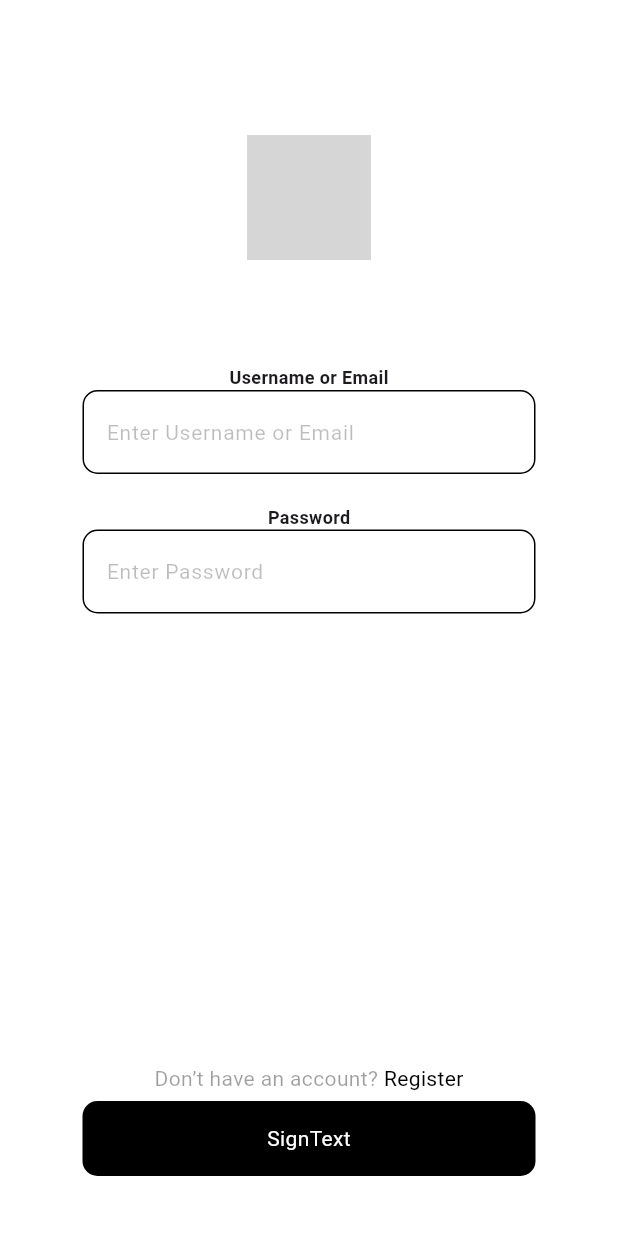
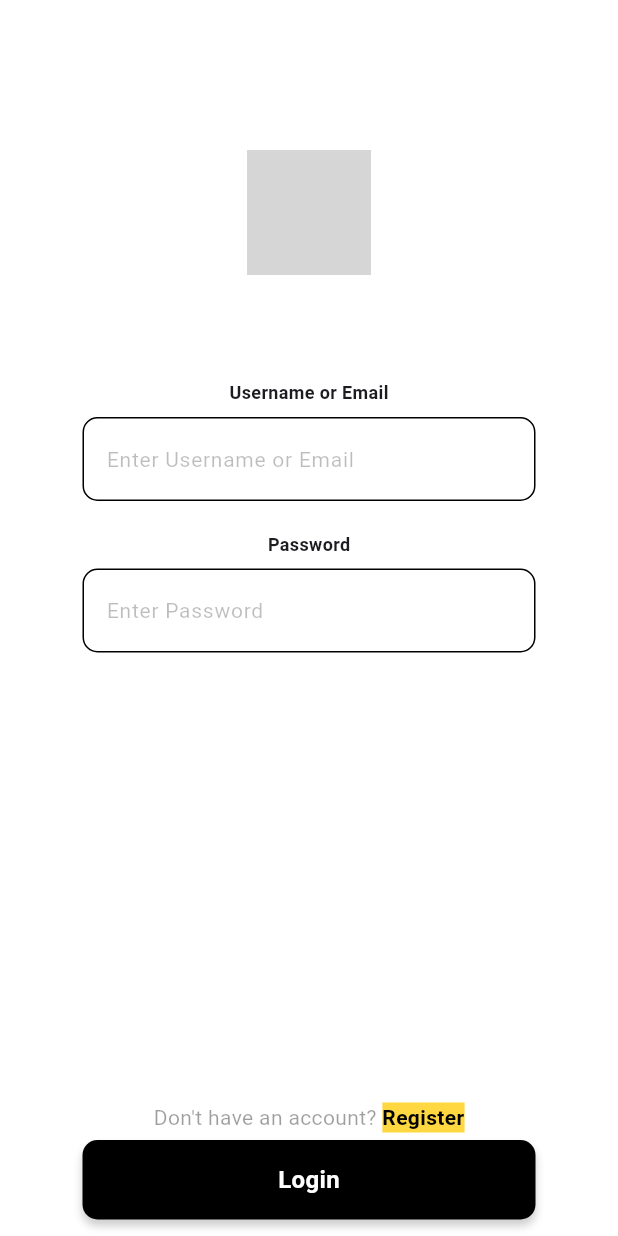
Before and after one commit to cxsx-9/Bechan, a Flutter app: the screen it shows after launch, on a phone screen of 412 x 824 dp. Run offline on Flutter 3.47's test engine with Material 3 defaults, Android fonts, the phone set to English and light mode, and no system bars; grey boxes are pictures that could not be loaded.

Commit message:
add another page

```diff
--- a/lib/pages/login_textfeild.dart
+++ b/lib/components/login_textfeild.dart
@@ -1,7 +1,8 @@
+// import 'package:http/http.dart' as http;
 import 'package:flutter/material.dart';
 
 class InputTextFeild extends StatelessWidget {
-  final controller;
+  final dynamic controller;
   final String infoText;
   final String hintText;
   final bool obscureText;
@@ -21,13 +22,14 @@ class InputTextFeild extends StatelessWidget {
       child: Column(
         children: [
           Text(
-            textAlign: TextAlign.left,
             style: const TextStyle(
               fontSize: 12,
-              fontWeight: FontWeight.w600
+              fontWeight: FontWeight.w600,
+              // backgroundColor: Colors.amberAccent,
               ),
             infoText
           ),
+          const SizedBox(height: 8,),
           TextField(
             controller: controller,
             obscureText: obscureText,
@@ -38,7 +40,7 @@ class InputTextFeild extends StatelessWidget {
               ),
               focusedBorder: const OutlineInputBorder(
                 borderRadius: BorderRadius.all(Radius.circular(10)),
-                borderSide: BorderSide(color: Colors.grey)
+                borderSide: BorderSide(color: Colors.black26)
               ),
               fillColor: Colors.white,
               filled: true,
--- /dev/null
+++ b/lib/components/submit_button.dart
@@ -0,0 +1,44 @@
+import 'package:flutter/material.dart';
+
+class SubmitButton extends StatelessWidget {
+  final Function()? onTap;
+  final String  btnText;
+  const SubmitButton({
+    super.key,
+    required this.onTap,
+    required this.btnText
+    });
+
+  @override
+  Widget build(BuildContext context) {
+    return GestureDetector(
+      onTap: onTap,
+      child: Container(
+        padding: const EdgeInsets.all(15),
+        margin: const EdgeInsets.symmetric(horizontal: 55),
+        decoration: BoxDecoration(
+          color : Colors.black,
+          borderRadius: const BorderRadius.all(Radius.circular(10)),
+          boxShadow: [
+            BoxShadow(
+              color: Colors.grey.withOpacity(0.5),
+              spreadRadius: 0,
+              blurRadius: 4,
+              offset: const Offset(0, 4),
+            ),
+          ],
+        ),
+        child: Center(
+          child:Text(
+            btnText,
+            style: const TextStyle(
+              fontWeight: FontWeight.bold,
+              fontSize: 16,
+              color: Colors.white
+              ),
+          ),
+        )
+      ),
+    );
+  }
+}
--- a/lib/main.dart
+++ b/lib/main.dart
@@ -11,6 +11,7 @@ class MyApp extends StatelessWidget {
   // This widget is the root of your application.
   @override
   Widget build(BuildContext context) {
+    WidgetsFlutterBinding.ensureInitialized(); // Required by FlutterConfig
     return MaterialApp(
       debugShowCheckedModeBanner: false,
       home: LoginPage(),
--- a/lib/pages/login_page.dart
+++ b/lib/pages/login_page.dart
@@ -1,5 +1,6 @@
-import 'package:bechan/pages/login_textfeild.dart';
-import 'package:bechan/pages/submit_button.dart';
+import 'package:bechan/components/login_textfeild.dart';
+import 'package:bechan/components/submit_button.dart';
+import 'package:bechan/pages/home_page.dart';
 import 'package:flutter/material.dart';
 
 class LoginPage extends StatelessWidget {
@@ -8,47 +9,80 @@ class LoginPage extends StatelessWidget {
   final usernameController = TextEditingController();
   final passwordController = TextEditingController();
 
-  void SignInUser(){}
+  void signInUser() {}
+  void registerUser() {}
 
   @override
   Widget build(BuildContext context) {
     return Scaffold(
       backgroundColor: Colors.white,
       body: SafeArea(
-        child: Center(
         child: Column(
           children: [
-
             // LOGO
-              const SizedBox(height: 90,),
+            const SizedBox(
+              height: 100,
+            ),
             Image.asset(
-                'Bechan_logo.png',
+              'Banche_logo.png',
               height: 83,
             ),
-              const SizedBox(height: 70,),
+            const SizedBox(
+              height: 70,
+            ),
 
             // TextFeild
-              InputTextFeild(controller: usernameController, infoText: "Username or Email", hintText: "Enter Username or Email", obscureText: false),
-              const SizedBox(height: 20,),
-              InputTextFeild(controller: passwordController, infoText: "Password", hintText: "Enter Password", obscureText: true),
-
+            InputTextFeild(
+                controller: usernameController,
+                infoText: "Username or Email",
+                hintText: "Enter Username or Email",
+                obscureText: false),
+            const SizedBox(
+              height: 20,
+            ),
+            InputTextFeild(
+                controller: passwordController,
+                infoText: "Password",
+                hintText: "Enter Password",
+                obscureText: true),
 
             // Register
-              const SizedBox(height: 300,),
-              const Row(
+            const SizedBox(
+              height: 300,
+            ),
+            Row(
               mainAxisAlignment: MainAxisAlignment.center,
               children: [
-                  Text("Don’t have an account? ", style: TextStyle(color: Colors.black38),),
-                  Text("Register", style: TextStyle(color: Colors.black),)
-
+                const Text(
+                  "Don't have an account? ",
+                  style: TextStyle(
+                    color: Colors.black38,
+                  ),
+                ),
+                GestureDetector(
+                    onTap: registerUser,
+                    child: const Text(
+                      "Register",
+                      style: TextStyle(
+                        color: Colors.black,
+                        fontWeight: FontWeight.w600,
+                        backgroundColor: Color.fromRGBO(255, 215, 64, 1),
+                      ),
+                    )
+                  )
               ],
             ),
-              const SizedBox(height: 5,),
-              SubmitButton(
-                onTap: SignInUser,
+            const SizedBox(
+              height: 5,
+            ),
+            SubmitButton(onTap: () {
+              Navigator.pop(context);
+              Navigator.push(context,
+                  MaterialPageRoute(builder: (context) => const HomePage()));
+              },
+              btnText: "Login",
             ),
           ],
-          ),
         ),
       ),
     );
--- a/lib/pages/submit_button.dart
+++ /dev/null
@@ -1,30 +0,0 @@
-import 'package:flutter/material.dart';
-
-class SubmitButton extends StatelessWidget {
-  final Function()? onTap;
-  const SubmitButton({
-    super.key,
-    required this.onTap
-    });
-
-  @override
-  Widget build(BuildContext context) {
-    return GestureDetector(
-      onTap: onTap,
-      child: Container(
-        padding: const EdgeInsets.all(15),
-        margin: const EdgeInsets.symmetric(horizontal: 55),
-        decoration: const BoxDecoration(
-          color : Colors.black,
-          borderRadius: BorderRadius.all(Radius.circular(10)),
-        ),
-        child: const Center(
-          child: Text(
-            "SignText",
-            style: TextStyle(color: Colors.white),
-          ),
-        )
-      ),
-    );
-  }
-}
--- a/pubspec.yaml
+++ b/pubspec.yaml
@@ -35,6 +35,8 @@ dependencies:
   # The following adds the Cupertino Icons font to your application.
   # Use with the CupertinoIcons class for iOS style icons.
   cupertino_icons: ^1.0.6
+  http: ^1.2.1
+  flutter_config: ^2.0.2
 
 dev_dependencies:
   flutter_test:
```
Also changed, not shown: lib/models/user_model.dart (added, +14 -0 lines), lib/pages/home_page.dart (added, +19 -0 lines), assets/Banche_logo.png (added), lib/pages/register_page.dart (added), pubspec.lock, 7 other files. Lines whose indentation alone changed are shown as unchanged.
